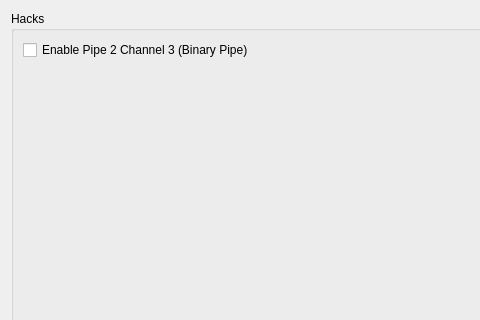
This is src/citra_qt/configuration/configure_hacks.ui in grimtnt/citra as Qt 5 draws it before an edit; both pictures show x 0 to 480 and y 0 to 320 of the 926 by 561 pixel window. The edited form follows.
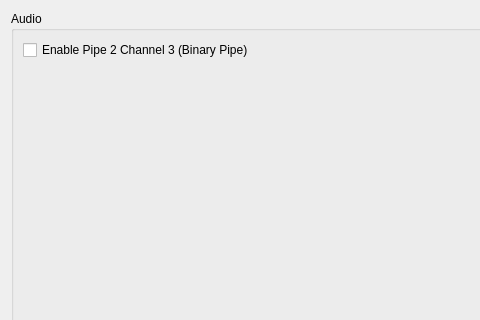
This is the edited form.

```diff
--- a/src/citra_qt/configuration/configure_hacks.ui
+++ b/src/citra_qt/configuration/configure_hacks.ui
@@ -19,7 +19,7 @@
      <item>
       <widget class="QGroupBox" name="groupBox">
        <property name="title">
-        <string>Hacks</string>
+        <string>Audio</string>
        </property>
        <layout class="QVBoxLayout" name="Hacks">
         <item>
```
